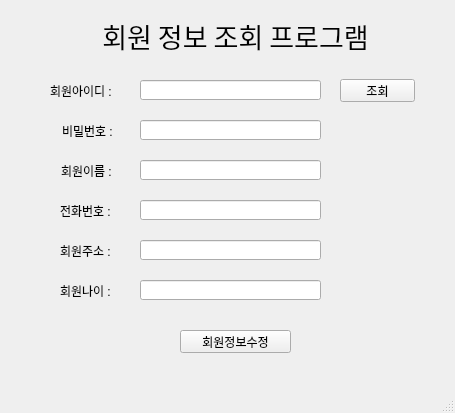
Above: ui/member.ui from gyojincompany/dbTest-20231109 before the change. Below: the same form after it.
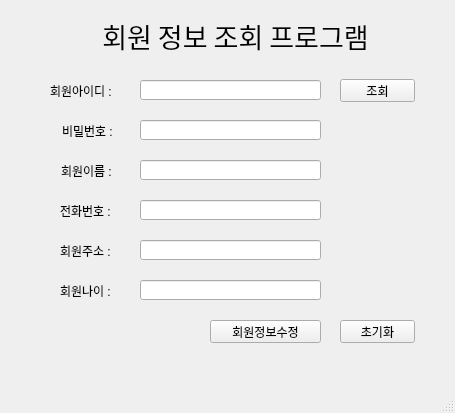
That is the form after the change.

Commit message: 회원정보수정 기능 및 초기화 기능 추가

```diff
--- a/ui/member.ui
+++ b/ui/member.ui
@@ -190,8 +190,8 @@
    <widget class="QPushButton" name="modify_btn">
     <property name="geometry">
      <rect>
-      <x>180</x>
-      <y>330</y>
+      <x>210</x>
+      <y>320</y>
       <width>111</width>
       <height>23</height>
      </rect>
@@ -200,6 +200,19 @@
      <string>회원정보수정</string>
     </property>
    </widget>
+   <widget class="QPushButton" name="reset_btn">
+    <property name="geometry">
+     <rect>
+      <x>340</x>
+      <y>320</y>
+      <width>75</width>
+      <height>23</height>
+     </rect>
+    </property>
+    <property name="text">
+     <string>초기화</string>
+    </property>
+   </widget>
   </widget>
   <widget class="QMenuBar" name="menubar">
    <property name="geometry">
```
The commit also changes 2 other files.
